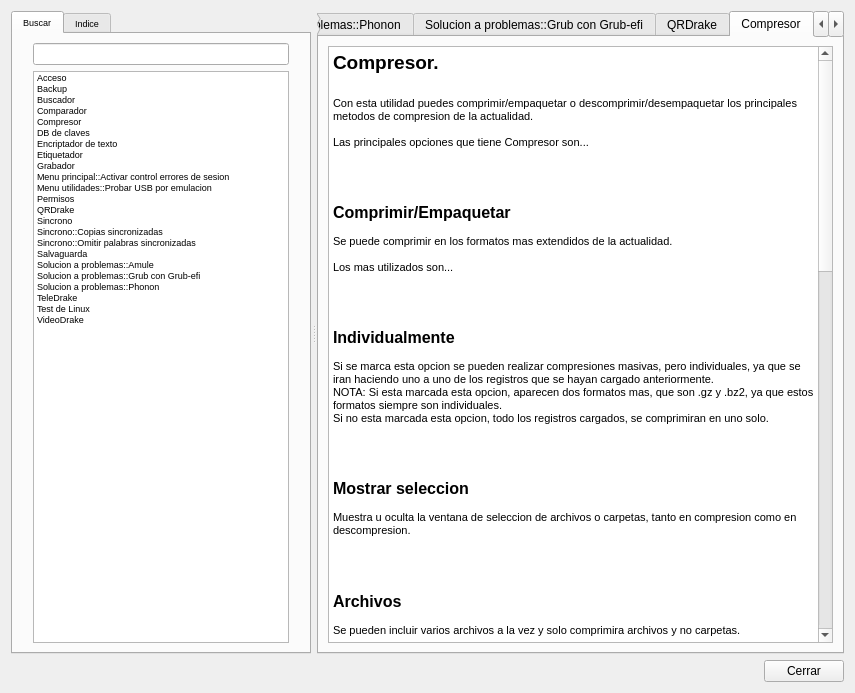
Old version of the form ayuda.ui in the repository kapyderi/recoverdrake-v3.
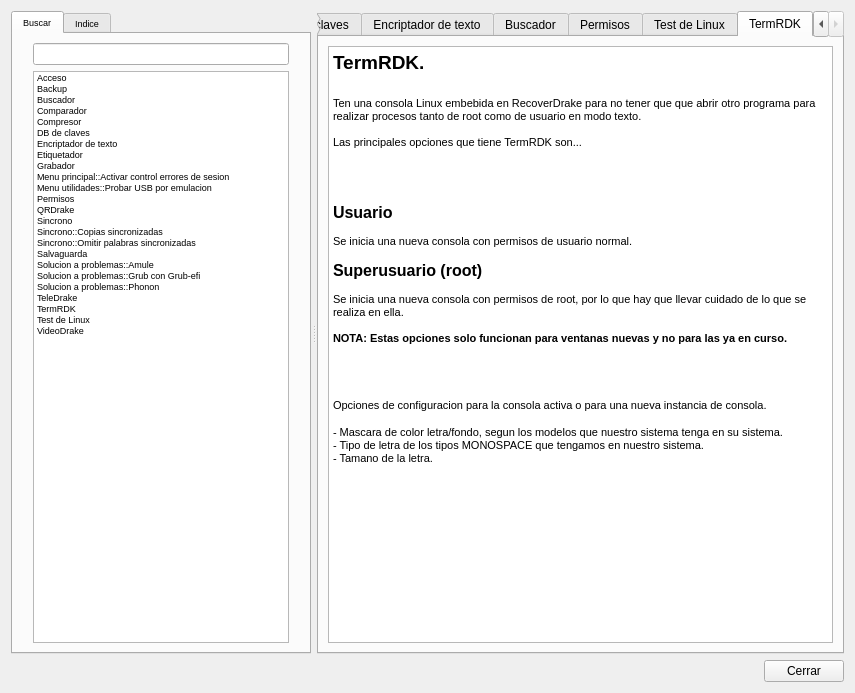
New version of the form. The open tabs and pages were chosen to show the change. Icons and pictures are not drawn.

Patch:
```diff
--- a/ayuda.ui
+++ b/ayuda.ui
@@ -241,6 +241,11 @@
             <string>TeleDrake</string>
            </property>
           </item>
+          <item>
+           <property name="text">
+            <string>TermRDK</string>
+           </property>
+          </item>
           <item>
            <property name="text">
             <string>Test de Linux</string>
@@ -405,7 +410,7 @@
        <string>Ventana de ayuda</string>
       </property>
       <property name="currentIndex">
-       <number>17</number>
+       <number>23</number>
       </property>
       <widget class="QWidget" name="tab_1">
        <attribute name="title">
@@ -2382,6 +2387,53 @@
         </item>
        </layout>
       </widget>
+      <widget class="QWidget" name="tab_23">
+       <attribute name="title">
+        <string>TermRDK</string>
+       </attribute>
+       <layout class="QGridLayout" name="gridLayout_27">
+        <item row="0" column="0">
+         <widget class="QTextEdit" name="textEdit_24">
+          <property name="readOnly">
+           <bool>true</bool>
+          </property>
+          <property name="html">
+           <string>&lt;!DOCTYPE HTML PUBLIC &quot;-//W3C//DTD HTML 4.0//EN&quot; &quot;http://www.w3.org/TR/REC-html40/strict.dtd&quot;&gt;
+&lt;html&gt;&lt;head&gt;&lt;meta name=&quot;qrichtext&quot; content=&quot;1&quot; /&gt;&lt;style type=&quot;text/css&quot;&gt;
+p, li { white-space: pre-wrap; }
+&lt;/style&gt;&lt;/head&gt;&lt;body style=&quot; font-family:'Sans Serif'; font-size:9pt; font-weight:400; font-style:normal;&quot;&gt;
+&lt;p style=&quot; margin-top:0px; margin-bottom:0px; margin-left:0px; margin-right:0px; -qt-block-indent:0; text-indent:0px;&quot;&gt;&lt;span style=&quot; font-size:14pt; font-weight:600;&quot;&gt;TermRDK.&lt;/span&gt;&lt;/p&gt;
+&lt;p style=&quot;-qt-paragraph-type:empty; margin-top:0px; margin-bottom:0px; margin-left:0px; margin-right:0px; -qt-block-indent:0; text-indent:0px; font-size:14pt; font-weight:600;&quot;&gt;&lt;br /&gt;&lt;/p&gt;
+&lt;p style=&quot; margin-top:0px; margin-bottom:0px; margin-left:0px; margin-right:0px; -qt-block-indent:0; text-indent:0px;&quot;&gt;&lt;span style=&quot; font-size:8pt;&quot;&gt;Ten una consola Linux embebida en RecoverDrake para no tener que que abrir otro programa para realizar procesos tanto de root como de usuario en modo texto.&lt;/span&gt;&lt;/p&gt;
+&lt;p style=&quot;-qt-paragraph-type:empty; margin-top:0px; margin-bottom:0px; margin-left:0px; margin-right:0px; -qt-block-indent:0; text-indent:0px; font-size:8pt;&quot;&gt;&lt;br /&gt;&lt;/p&gt;
+&lt;p style=&quot; margin-top:0px; margin-bottom:0px; margin-left:0px; margin-right:0px; -qt-block-indent:0; text-indent:0px;&quot;&gt;&lt;span style=&quot; font-size:8pt;&quot;&gt;Las principales opciones que tiene TermRDK son...&lt;/span&gt;&lt;/p&gt;
+&lt;p style=&quot;-qt-paragraph-type:empty; margin-top:0px; margin-bottom:0px; margin-left:0px; margin-right:0px; -qt-block-indent:0; text-indent:0px; font-size:8pt;&quot;&gt;&lt;br /&gt;&lt;/p&gt;
+&lt;p style=&quot;-qt-paragraph-type:empty; margin-top:0px; margin-bottom:0px; margin-left:0px; margin-right:0px; -qt-block-indent:0; text-indent:0px; font-size:8pt;&quot;&gt;&lt;br /&gt;&lt;/p&gt;
+&lt;p style=&quot; margin-top:0px; margin-bottom:0px; margin-left:0px; margin-right:0px; -qt-block-indent:0; text-indent:0px;&quot;&gt;&lt;img src=&quot;:/Imagenes/F1TempRDK.png&quot; /&gt;&lt;/p&gt;
+&lt;p style=&quot;-qt-paragraph-type:empty; margin-top:0px; margin-bottom:0px; margin-left:0px; margin-right:0px; -qt-block-indent:0; text-indent:0px;&quot;&gt;&lt;br /&gt;&lt;/p&gt;
+&lt;p style=&quot; margin-top:0px; margin-bottom:0px; margin-left:0px; margin-right:0px; -qt-block-indent:0; text-indent:0px;&quot;&gt;&lt;span style=&quot; font-size:12pt; font-weight:600;&quot;&gt;Usuario&lt;/span&gt;&lt;/p&gt;
+&lt;p style=&quot;-qt-paragraph-type:empty; margin-top:0px; margin-bottom:0px; margin-left:0px; margin-right:0px; -qt-block-indent:0; text-indent:0px; font-size:8pt;&quot;&gt;&lt;br /&gt;&lt;/p&gt;
+&lt;p style=&quot; margin-top:0px; margin-bottom:0px; margin-left:0px; margin-right:0px; -qt-block-indent:0; text-indent:0px;&quot;&gt;&lt;span style=&quot; font-size:8pt;&quot;&gt;Se inicia una nueva consola con permisos de usuario normal.&lt;/span&gt;&lt;/p&gt;
+&lt;p style=&quot;-qt-paragraph-type:empty; margin-top:0px; margin-bottom:0px; margin-left:0px; margin-right:0px; -qt-block-indent:0; text-indent:0px; font-size:8pt;&quot;&gt;&lt;br /&gt;&lt;/p&gt;
+&lt;p style=&quot; margin-top:0px; margin-bottom:0px; margin-left:0px; margin-right:0px; -qt-block-indent:0; text-indent:0px;&quot;&gt;&lt;span style=&quot; font-size:12pt; font-weight:600;&quot;&gt;Superusuario (root)&lt;/span&gt;&lt;/p&gt;
+&lt;p style=&quot;-qt-paragraph-type:empty; margin-top:0px; margin-bottom:0px; margin-left:0px; margin-right:0px; -qt-block-indent:0; text-indent:0px; font-size:8pt;&quot;&gt;&lt;br /&gt;&lt;/p&gt;
+&lt;p style=&quot; margin-top:0px; margin-bottom:0px; margin-left:0px; margin-right:0px; -qt-block-indent:0; text-indent:0px;&quot;&gt;&lt;span style=&quot; font-size:8pt;&quot;&gt;Se inicia una nueva consola con permisos de root, por lo que hay que llevar cuidado de lo que se realiza en ella.&lt;/span&gt;&lt;/p&gt;
+&lt;p style=&quot;-qt-paragraph-type:empty; margin-top:0px; margin-bottom:0px; margin-left:0px; margin-right:0px; -qt-block-indent:0; text-indent:0px; font-size:8pt;&quot;&gt;&lt;br /&gt;&lt;/p&gt;
+&lt;p style=&quot; margin-top:0px; margin-bottom:0px; margin-left:0px; margin-right:0px; -qt-block-indent:0; text-indent:0px;&quot;&gt;&lt;span style=&quot; font-size:8pt; font-weight:600;&quot;&gt;NOTA: Estas opciones solo funcionan para ventanas nuevas y no para las ya en curso.&lt;/span&gt;&lt;/p&gt;
+&lt;p style=&quot;-qt-paragraph-type:empty; margin-top:0px; margin-bottom:0px; margin-left:0px; margin-right:0px; -qt-block-indent:0; text-indent:0px; font-size:8pt;&quot;&gt;&lt;br /&gt;&lt;/p&gt;
+&lt;p style=&quot;-qt-paragraph-type:empty; margin-top:0px; margin-bottom:0px; margin-left:0px; margin-right:0px; -qt-block-indent:0; text-indent:0px; font-size:8pt;&quot;&gt;&lt;br /&gt;&lt;/p&gt;
+&lt;p style=&quot; margin-top:0px; margin-bottom:0px; margin-left:0px; margin-right:0px; -qt-block-indent:0; text-indent:0px;&quot;&gt;&lt;img src=&quot;:/Imagenes/F1TempRDK1.png&quot; /&gt;&lt;/p&gt;
+&lt;p style=&quot;-qt-paragraph-type:empty; margin-top:0px; margin-bottom:0px; margin-left:0px; margin-right:0px; -qt-block-indent:0; text-indent:0px;&quot;&gt;&lt;br /&gt;&lt;/p&gt;
+&lt;p style=&quot; margin-top:0px; margin-bottom:0px; margin-left:0px; margin-right:0px; -qt-block-indent:0; text-indent:0px;&quot;&gt;&lt;span style=&quot; font-size:8pt;&quot;&gt;Opciones de configuracion para la consola activa o para una nueva instancia de consola.&lt;/span&gt;&lt;/p&gt;
+&lt;p style=&quot;-qt-paragraph-type:empty; margin-top:0px; margin-bottom:0px; margin-left:0px; margin-right:0px; -qt-block-indent:0; text-indent:0px;&quot;&gt;&lt;br /&gt;&lt;/p&gt;
+&lt;p style=&quot; margin-top:0px; margin-bottom:0px; margin-left:0px; margin-right:0px; -qt-block-indent:0; text-indent:0px;&quot;&gt;&lt;span style=&quot; font-size:8pt;&quot;&gt;- Mascara de color letra/fondo, segun los modelos que nuestro sistema tenga en su sistema.&lt;/span&gt;&lt;/p&gt;
+&lt;p style=&quot; margin-top:0px; margin-bottom:0px; margin-left:0px; margin-right:0px; -qt-block-indent:0; text-indent:0px;&quot;&gt;&lt;span style=&quot; font-size:8pt;&quot;&gt;- Tipo de letra de los tipos MONOSPACE que tengamos en nuestro sistema.&lt;/span&gt;&lt;/p&gt;
+&lt;p style=&quot; margin-top:0px; margin-bottom:0px; margin-left:0px; margin-right:0px; -qt-block-indent:0; text-indent:0px;&quot;&gt;&lt;span style=&quot; font-size:8pt;&quot;&gt;- Tamano de la letra.&lt;/span&gt;&lt;/p&gt;&lt;/body&gt;&lt;/html&gt;</string>
+          </property>
+         </widget>
+        </item>
+       </layout>
+      </widget>
      </widget>
     </widget>
    </item>
```
Left out of the diff: 7 changed lines with no effect on the pictures.
